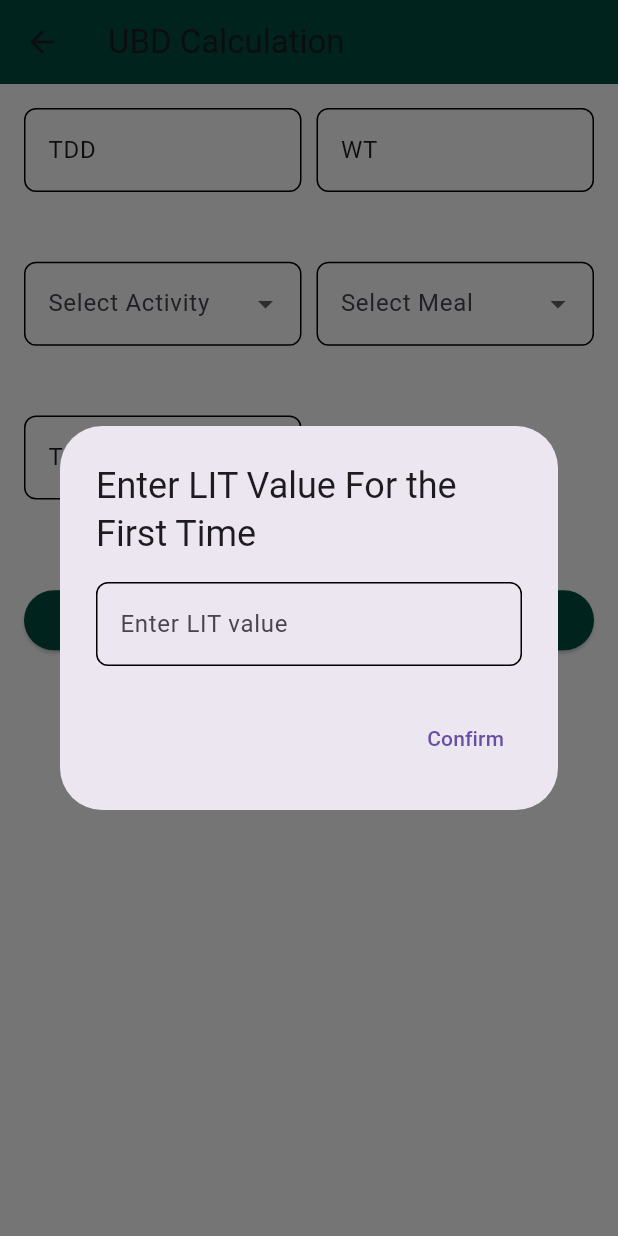
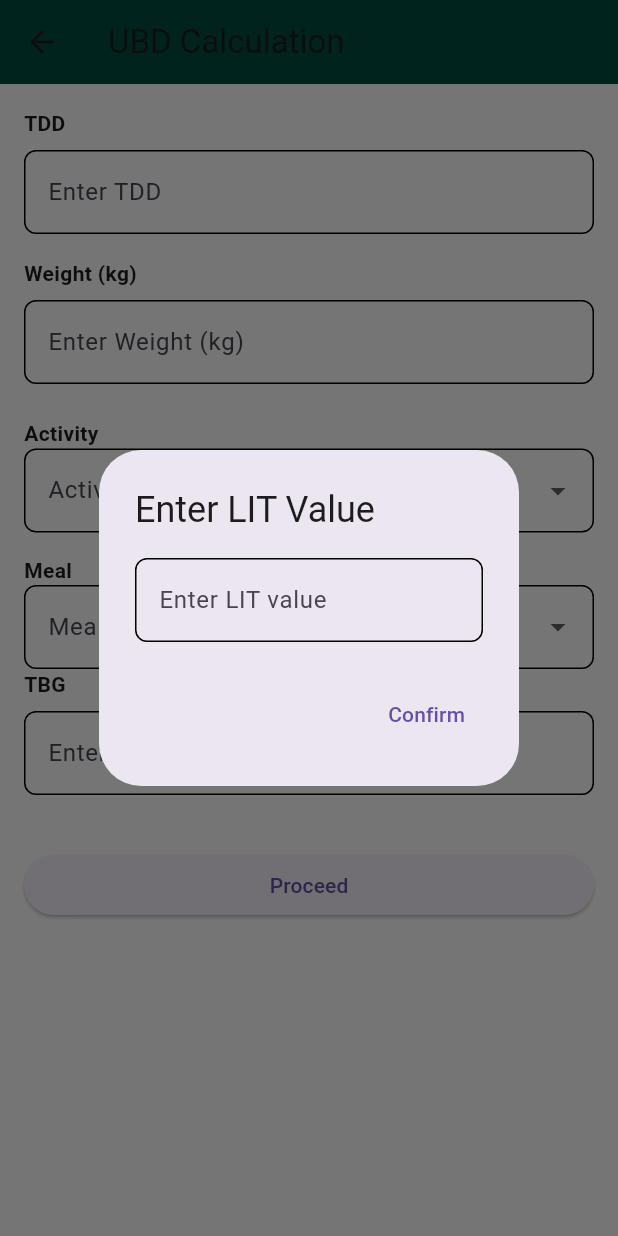
Before and after one commit to Vyshnavikrishnakumar/Diabetes_App, a Flutter app: the UBDPage screen opened directly, after a tap on "Proceed", on a phone screen of 412 x 824 dp. Run offline on Flutter 3.47's test engine with Material 3 defaults, Android fonts, the phone set to English and light mode, and no system bars; our stand-ins replace fl_chart, font_awesome_flutter, transparent_image; network calls fail.

Commit message:
edits added

```diff
--- a/lib/components/appbar.dart
+++ b/lib/components/appbar.dart
@@ -3,8 +3,7 @@ import 'package:font_awesome_flutter/font_awesome_flutter.dart';
 import 'package:phase_1_app/utils/config.dart';
 
 class CustomAppBar extends StatefulWidget implements PreferredSizeWidget {
-  CustomAppBar({Key? key, this.appTitle, this.route, this.icon, this.actions})
-      : super(key: key);
+  const CustomAppBar({super.key, this.appTitle, this.route, this.icon, this.actions});
   @override
   Size get preferredSize => const Size.fromHeight(60);
 
@@ -56,7 +55,7 @@ class _CustomAppBarState extends State<CustomAppBar> {
             )
           : null,
       //if action is not set, return null
-      actions: widget.actions ?? null,
+      actions: widget.actions,
     );
   }
 }
--- a/lib/components/button.dart
+++ b/lib/components/button.dart
@@ -4,12 +4,11 @@ import '../utils/config.dart';
 
 class Button extends StatelessWidget {
   const Button(
-      {Key? key,
+      {super.key,
       required this.width,
       required this.title,
       required this.onPressed,
-      required this.disable})
-      : super(key: key);
+      required this.disable});
 
   final double width;
   final String title;
--- a/lib/components/login.dart
+++ b/lib/components/login.dart
@@ -4,7 +4,7 @@ import 'package:http/http.dart' as http;
 import 'package:phase_1_app/utils/config.dart';
 
 class LoginForm extends StatefulWidget {
-  const LoginForm({Key? key}) : super(key: key);
+  const LoginForm({super.key});
 
   @override
   State<LoginForm> createState() => _LoginFormState();
@@ -96,7 +96,7 @@ class _LoginFormState extends State<LoginForm> {
                 final email = _emailController.text.trim();
                 final password = _passController.text.trim();
 
-                const url = 'http://192.168.5.90:5001/login'; // Flask endpoint
+                const url = 'http://192.168.29.185:5001/login'; // Flask endpoint
 
                 try {
                   final response = await http.post(
--- a/lib/screens/doctor_info.dart
+++ b/lib/screens/doctor_info.dart
@@ -15,10 +15,11 @@ class DoctorDetails extends StatefulWidget {
 
 class _DoctorDetailsState extends State<DoctorDetails> {
   bool isFav = false;
+  @override
   Widget build(BuildContext context) {
     return Scaffold(
         appBar: CustomAppBar(
-          appTitle: widget.doctorName + '\'s Profile',
+          appTitle: '${widget.doctorName}\'s Profile',
           icon: const FaIcon(Icons.arrow_back_ios),
           actions: [
             IconButton(
@@ -53,7 +54,7 @@ class AboutDoctor extends StatelessWidget {
   @override
   Widget build(BuildContext context) {
     Config().init(context);
-    return Container(
+    return SizedBox(
       width: double.infinity,
       child: Column(
         children: [
--- a/lib/screens/home.dart
+++ b/lib/screens/home.dart
@@ -57,7 +57,7 @@ class _HomePageState extends State<HomePage> {
                     ),
                     SizedBox(
                       child: CircleAvatar(
-                        radius: 30,
+                        radius: 25,
                         backgroundImage: AssetImage('assets/mypic.jpg'),
                       ),
                     )
--- a/lib/screens/ubd.dart
+++ b/lib/screens/ubd.dart
@@ -11,13 +11,9 @@ class UBDPage extends StatefulWidget {
 }
 
 class _UBDPageState extends State<UBDPage> {
-  // Inputs to be received from the user
-
-  final TextEditingController tddController =
-      TextEditingController(text: 'TDD');
-  final TextEditingController wtController = TextEditingController(text: 'WT');
-  final TextEditingController tbgController =
-      TextEditingController(text: 'TBG');
+  final TextEditingController tddController = TextEditingController();
+  final TextEditingController wtController = TextEditingController();
+  final TextEditingController tbgController = TextEditingController();
 
   double latestUBD = 0.0;
   double LIT = 0;
@@ -25,70 +21,150 @@ class _UBDPageState extends State<UBDPage> {
 
   String? selectedActivity;
   String? selectedMeal;
+
+  bool isValidTDD = false;
+  bool isValidWeight = false;
+  bool isValidTBG = false;
+
   final Map<String, int> activityValues = {
-    'Sleeping': 6,
-    'Slow Walking': 8,
-    'Light Yoga': 10,
-    'Casual Cycling': 12,
-    'Jogging': 14,
-    'Running': 16,
-    'Training': 18,
-    'Weightlifting': 20
-  };
-  final Map<String, int> mealValues = {
-    'Rice': 53,
-    'Pasta': 40,
-    'Fruit Salad': 25,
+    'Sleeping': 6, 'Slow Walking': 8, 'Light Yoga': 10,
+    'Casual Cycling': 12, 'Jogging': 14, 'Running': 16,
+    'Training': 18, 'Weightlifting': 20, 'Swimming': 22,
+    'Hiking': 24, 'Biking': 16, 'Dancing': 14, 'Boxing': 26,
+    'HIIT': 30, 'Pilates': 12, 'Zumba': 14, 'Rock Climbing': 28,
+    'Martial Arts': 22, 'Crossfit': 25, 'Rowing': 20, 'Skating': 18,
   };
 
-  Future<int> _fetchLatestCBG() async {
-    try {
-      var url ="http://192.168.239.185:5001/predict"; // Change according to your Flask API
-      final response = await http.post(Uri.parse(url),
-      headers: {'Content-Type': 'application/json'},  // Ensure you're sending JSON
-      body: json.encode({
-        'data': {
-             "input": [5.1, 3.5, 1.4, 0.2, 1, 0, 1, 8, 0]
-                }
-,  // Replace this with actual data you want to send
-      }),
-      );
-      if (response.statusCode == 200) {
-        var data = json.decode(response.body);
-        if (data['concentration_reading'] != null &&
-            data['concentration_reading'] is int) {
-          return data['concentration_reading'];
-        } else {
-          return 0;
-        }
-      } else {
-        return 0; // Set to 0 in case of a non-200 response
-      }
-    } catch (e) {
-      print('Error: $e');
-      return 0; // Set to 0 in case of an exception
-    }
+  final Map<String, int> mealValues = {
+    'Rice with Dal': 55, 'Rice with Chicken Curry': 70,
+    'Rice with Paneer Butter Masala': 80, 'Rice with Vegetable Curry': 65,
+    'Pasta with Pesto': 50, 'Pasta with Marinara Sauce': 45,
+    'Fruit Salad with Yogurt': 30, 'Chapati with Dal': 50,
+    'Chapati with Chicken Curry': 60, 'Chapati with Paneer Curry': 65,
+    'Naan with Butter Chicken': 75, 'Biryani with Raita': 85,
+    'Biryani with Chicken': 90, 'Butter Chicken with Naan': 85,
+  };
+
+  void _validateInputs() {
+    setState(() {
+      double? tdd = double.tryParse(tddController.text);
+      double? weight = double.tryParse(wtController.text);
+      double? tbg = double.tryParse(tbgController.text);
+
+      isValidTDD = tdd != null && tdd >= 40 && tdd <= 500;
+      isValidWeight = weight != null && weight >= 2.5 && weight <= 400;
+      isValidTBG = tbg != null && tbg >= 20 && tbg <= 50;
+    });
   }
 
-  // Show the popup for LIT value input if user to enter his LIT for the first time
+  Widget _buildInputField(TextEditingController controller, String label, double min, double max) {
+    return Column(
+      crossAxisAlignment: CrossAxisAlignment.start,
+      children: [
+        Text(label, style: const TextStyle(fontWeight: FontWeight.bold)),
+        const SizedBox(height: 8),
+        TextField(
+          controller: controller,
+          keyboardType: TextInputType.number,
+          decoration: InputDecoration(
+            hintText: 'Enter $label',
+            border: const OutlineInputBorder(),
+            errorText: (controller.text.isNotEmpty &&
+                    (double.tryParse(controller.text) == null ||
+                        double.parse(controller.text) < min ||
+                        double.parse(controller.text) > max))
+                ? 'Value must be between $min and $max'
+                : null,
+          ),
+          onChanged: (value) => _validateInputs(),
+        ),
+        const SizedBox(height: 16),
+      ],
+    );
+  }
+
+  Widget _buildDropdownField(Map<String, int> values, String? selectedValue, String label, ValueChanged<String?> onChanged) {
+    return DropdownButtonFormField<String>(
+      value: selectedValue,
+      decoration: InputDecoration(labelText: label),
+      items: values.keys.map((String key) => DropdownMenuItem(value: key, child: Text(key))).toList(),
+      onChanged: (val) {
+        setState(() {
+          onChanged(val);
+        });
+      },
+    );
+  }
+
+  void _calculateAndShowUBD() async {
+    final int CBG = 120;
+
+    if (LIT == 0) {
+      await _showLITPopup();
+      return;
+    }
+    if (latestUBD == 0.0) {
+      await _showLatestUBDPopup();
+      return;
+    }
+
+    final double tdd = double.tryParse(tddController.text) ?? 0;
+    final double wt = double.tryParse(wtController.text) ?? 0;
+    final double valueOfMeal = mealValues[selectedMeal]!.toDouble();
+    final double AM = (activityValues[selectedActivity] ?? 0) / 10;
+    final double icAverage = ((500 / tdd) + (850 / wt)) / 2;
+    final double fd = valueOfMeal / icAverage;
+    final double SF = 1700 / tdd;
+    final double TBG = double.tryParse(tbgController.text) ?? 0;
+    final double CD = (CBG - TBG) / SF;
+    final double iob = latestUBD * (1 - LIT / 5) * 0.2;
+    final double ubd = (fd + CD - iob) * AM;
+
+    latestUBD = ubd;
+    lastUBDUpdate = DateTime.now();
+
+    _showUBDConfirmationDialog(ubd.round());
+  }
+
+  void _showUBDConfirmationDialog(int ubd) {
+    showDialog(
+      context: context,
+      builder: (BuildContext context) {
+        return AlertDialog(
+          title: const Text('UBD Confirmation'),
+          content: Text('Your UBD is $ubd Units. Confirm dosage?'),
+          actions: <Widget>[
+            TextButton(
+              onPressed: () => Navigator.of(context).pop(),
+              child: const Text('Reconsider'),
+            ),
+            TextButton(
+              onPressed: () => Navigator.of(context).pop(),
+              child: const Text('Confirm', style: TextStyle(color: Colors.green)),
+            ),
+          ],
+        );
+      },
+    );
+  }
+
   Future<void> _showLITPopup() async {
     return showDialog<void>(
       context: context,
       barrierDismissible: false,
       builder: (BuildContext context) {
         return AlertDialog(
-          title: Text('Enter LIT Value For the First Time'),
+          title: const Text('Enter LIT Value'),
           content: TextField(
             onChanged: (value) {
-              //
               LIT = double.tryParse(value) ?? 0.0;
             },
-            keyboardType: TextInputType.numberWithOptions(decimal: true),
-            decoration: InputDecoration(hintText: "Enter LIT value"),
+            keyboardType: const TextInputType.numberWithOptions(decimal: true),
+            decoration: const InputDecoration(hintText: "Enter LIT value"),
           ),
           actions: <Widget>[
             TextButton(
-              child: Text('Confirm'),
+              child: const Text('Confirm'),
               onPressed: () {
                 Navigator.of(context).pop();
                 _calculateAndShowUBD();
@@ -99,16 +175,13 @@ class _UBDPageState extends State<UBDPage> {
       },
     );
   }
-
-  // Show the popup for UBD value input if user to enter his UBD for the first time
-
   Future<void> _showLatestUBDPopup() async {
   return showDialog<void>(
     context: context,
     barrierDismissible: false,
     builder: (BuildContext context) {
       return AlertDialog(
-          title: Text('Enter latest UBD Value'),
+        title: Text('Enter Latest UBD Value'),
         content: TextField(
           onChanged: (value) {
             latestUBD = double.tryParse(value) ?? 0.0;
@@ -130,116 +203,9 @@ class _UBDPageState extends State<UBDPage> {
   );
 }
 
-  void _sendUBDToESP32(int ubd) async {
-    try {
-      var url = Uri.parse('http://10.112.224.57/data'); // ESP32 WiFi IP Address
-      var response = await http.post(url, body: 'UBD Value: $ubd');
-      print('Response status: ${response.statusCode}');
-      print('Response body: ${response.body}');
-    } catch (e) {
-      print('Error sending UBD to ESP32: $e');
-    }
-  }
-
-  void _calculateAndShowUBD() async {
-    final int CBG = 120;
-
-    // If it is the first time user open the application then show the pop-ups to enter LIT & UBD
-
-    if (LIT == 0) {
-      await _showLITPopup();
-      return;
-    }
-    if (latestUBD == 0.0) {
-      await _showLatestUBDPopup();
-      return;
-    }
-
-    // Internal calculations according to paper equation
-
-    final double tdd = double.tryParse(tddController.text) ?? 0;
-    final double wt = double.tryParse(wtController.text) ?? 0;
-    final double valueOfMeal = mealValues[selectedMeal]!.toDouble();
-    final double AM = (activityValues[selectedActivity] ?? 0) / 10;
-
-    final double icAverage = ((500 / tdd) + (850 / wt)) / 2;
-
-    final double fd = valueOfMeal / icAverage;
-
-    final double SF = 1700 / tdd;
-
-    final double TBG = double.tryParse(tbgController.text) ?? 0;
-
-    final double CD = (CBG - TBG) / SF;
-
-    print('IC Average $icAverage');
-
-    print('FD value: $fd');
-
-    print('CD value: $CD');
-
-    // Update LIT (Last Insulin Time) based on the last UBD update
-    if (lastUBDUpdate != null) {
-      final Duration timeDifference = DateTime.now().difference(lastUBDUpdate!);
-      LIT = timeDifference.inHours.toDouble();
-    }
-
-    final double iob = latestUBD * (1 - LIT / 5) * 0.2;
-
-    final double ubd = (fd + CD - iob) * AM;
-
-    print('LIT Value $LIT');
-    print('latestUBD  $latestUBD');
-    print('Glucose Reading $CBG');
-    print('IOB $iob');
-
-    // Update the latest UBD reading
-    latestUBD = ubd;
-    lastUBDUpdate = DateTime.now();
-
-    // Show the UBD
-    _showUBDConfirmationDialog(ubd.round());
-  }
-
-  void _showUBDConfirmationDialog(int ubd) {
-    showDialog(
-      context: context,
-      builder: (BuildContext context) {
-        return AlertDialog(
-          title: Text('UBD Confirmation'),
-          content: Text(
-              'Your UBD is $ubd Units of Insulin dosage, do you want to confirm this insulin dosage to be injected?'),
-          actions: <Widget>[
-            TextButton(
-              onPressed: () {
-                _sendUBDToESP32(
-                    ubd); // Send UBD TO ESP-32 as the injection dosage
-                Navigator.of(context).pop();
-              },
-              child: const Text('Confirm'),
-              style: TextButton.styleFrom(
-                backgroundColor: Colors.green,
-              ),
-            ),
-            TextButton(
-              onPressed: () {
-                Navigator.of(context).pop();
-              },
-              child: const Text('Reconsider'),
-              style: TextButton.styleFrom(
-                backgroundColor: Colors.red,
-              ),
-            ),
-          ],
-        );
-      },
-    );
-  }
 
   @override
   Widget build(BuildContext context) {
-    Color backgroundColor = Theme.of(context).scaffoldBackgroundColor;
-
     return Scaffold(
       appBar: AppBar(
         title: const Text('UBD Calculation'),
@@ -249,78 +215,29 @@ class _UBDPageState extends State<UBDPage> {
         padding: const EdgeInsets.all(16.0),
         child: ListView(
           children: [
-            GridView.count(
-              shrinkWrap: true,
-              crossAxisCount: 2,
-              childAspectRatio: 2,
-              crossAxisSpacing: 10,
-              mainAxisSpacing: 10,
-              children: [
-                _buildInputField(tddController),
-                _buildInputField(wtController),
-                _buildDropdownField(
-                    activityValues, selectedActivity, 'Select Activity',
-                    (newValue) {
-                  setState(() {
-                    selectedActivity = newValue;
-                  });
+            _buildInputField(tddController, 'TDD', 40, 500),
+            _buildInputField(wtController, 'Weight (kg)', 2.5, 400),
+            const SizedBox(height: 7),
+            const Text('Activity',style: TextStyle(fontWeight: FontWeight.bold),
+            ),
+            _buildDropdownField(activityValues, selectedActivity, 'Activity', (val) {
+              selectedActivity = val;
             }),
-                _buildDropdownField(mealValues, selectedMeal, 'Select Meal',
-                    (newValue) {
-                  setState(() {
-                    selectedMeal = newValue;
-                  });
+            const SizedBox(height: 15),
+            const Text('Meal',style: TextStyle(fontWeight: FontWeight.bold),
+              ),
+            _buildDropdownField(mealValues, selectedMeal, 'Meal', (val) {
+              selectedMeal = val;
             }),
-                _buildInputField(tbgController),
-              ],
-            ),
+            _buildInputField(tbgController, 'TBG', 20, 50),
             const SizedBox(height: 20),
             ElevatedButton(
               onPressed: _calculateAndShowUBD,
               child: const Text('Proceed'),
-              style: ElevatedButton.styleFrom(
-               backgroundColor: Config.primaryColor, // Or Colors.white if that’s the intended color
-              ),
             ),
           ],
         ),
       ),
     );
   }
-
-  Widget _buildInputField(TextEditingController controller) {
-    return TextFormField(
-      controller: controller,
-      decoration: const InputDecoration(
-        border: OutlineInputBorder(),
-        hintText: 'Enter value',
-      ),
-    );
 }
-
-  Widget _buildDropdownField(Map<String, int> values, String? selectedValue,
-      String labelText, ValueChanged<String?> onChanged) {
-    return DropdownButtonFormField<String>(
-      value: selectedValue,
-      decoration: InputDecoration(
-        border: const OutlineInputBorder(),
-        labelText: labelText,
-      ),
-      items: values.keys.map((String key) {
-        return DropdownMenuItem<String>(
-          value: key,
-          child: Text(key),
-        );
-      }).toList(),
-      onChanged: onChanged,
-    );
-  }
-
-  @override
-  void dispose() {
-    tddController.dispose();
-    wtController.dispose();
-    tbgController.dispose();
-    super.dispose();
-  }
-}
--- a/lib/utils/category_grid_part.dart
+++ b/lib/utils/category_grid_part.dart
@@ -26,7 +26,7 @@ class CategoryGridPart extends StatelessWidget {
         child: Text(
           category.title,
           style: Theme.of(context).textTheme.titleLarge!.copyWith(
-                color: Theme.of(context).colorScheme.onBackground,
+                color: Theme.of(context).colorScheme.onSurface,
               ),
         ),
       ),
--- a/lib/utils/main_layout.dart
+++ b/lib/utils/main_layout.dart
@@ -12,7 +12,7 @@ import '../utils/config.dart';
 import 'package:font_awesome_flutter/font_awesome_flutter.dart';
 
 class MainLayout extends StatefulWidget {
-  const MainLayout({Key? key}) : super(key: key);
+  const MainLayout({super.key});
 
   @override
   State<MainLayout> createState() => _MainLayoutState();
```
Also changed, not shown: lib/components/fast_check.dart (+135 -121 lines), lib/components/graph.dart (+10 -8 lines), lib/components/meeting_screen.dart (+10 -10 lines), lib/screens/meeting_page.dart (+11 -11 lines), 2 other files. Lines whose indentation alone changed are shown as unchanged.
